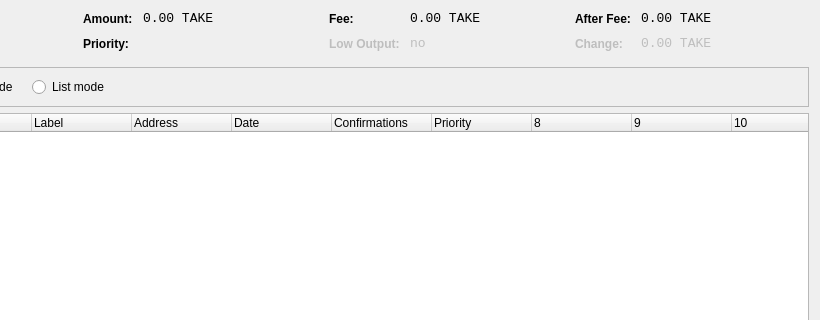
Qt form src/qt/forms/coincontroldialog.ui (catchup7/take1) before a commit; both pictures show x 180 to 1000 and y 0 to 320 of the 1000 by 500 pixel window.
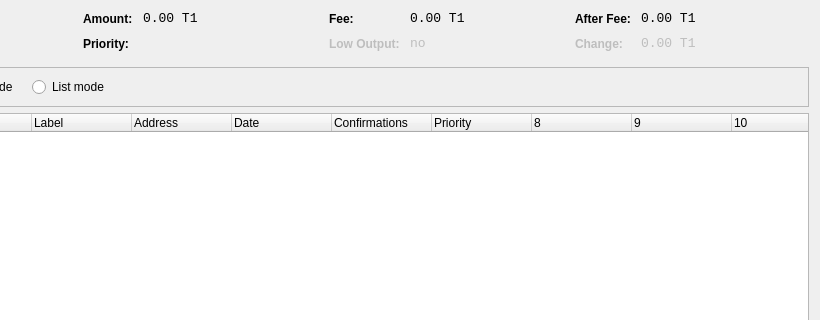
The same form after that commit. Icons and pictures are not drawn. Custom widgets are drawn as their Qt base class.

```diff
--- a/src/qt/forms/coincontroldialog.ui
+++ b/src/qt/forms/coincontroldialog.ui
@@ -144,7 +144,7 @@
           <enum>Qt::ActionsContextMenu</enum>
          </property>
          <property name="text">
-          <string notr="true">0.00 TAKE</string>
+          <string notr="true">0.00 T1</string>
          </property>
          <property name="textInteractionFlags">
           <set>Qt::LinksAccessibleByMouse|Qt::TextSelectableByKeyboard|Qt::TextSelectableByMouse</set>
@@ -224,7 +224,7 @@
           <enum>Qt::ActionsContextMenu</enum>
          </property>
          <property name="text">
-          <string notr="true">0.00 TAKE</string>
+          <string notr="true">0.00 T1</string>
          </property>
          <property name="textInteractionFlags">
           <set>Qt::LinksAccessibleByMouse|Qt::TextSelectableByKeyboard|Qt::TextSelectableByMouse</set>
@@ -310,7 +310,7 @@
           <enum>Qt::ActionsContextMenu</enum>
          </property>
          <property name="text">
-          <string notr="true">0.00 TAKE</string>
+          <string notr="true">0.00 T1</string>
          </property>
          <property name="textInteractionFlags">
           <set>Qt::LinksAccessibleByMouse|Qt::TextSelectableByKeyboard|Qt::TextSelectableByMouse</set>
@@ -348,7 +348,7 @@
           <enum>Qt::ActionsContextMenu</enum>
          </property>
          <property name="text">
-          <string notr="true">0.00 TAKE</string>
+          <string notr="true">0.00 T1</string>
          </property>
          <property name="textInteractionFlags">
           <set>Qt::LinksAccessibleByMouse|Qt::TextSelectableByKeyboard|Qt::TextSelectableByMouse</set>
```
